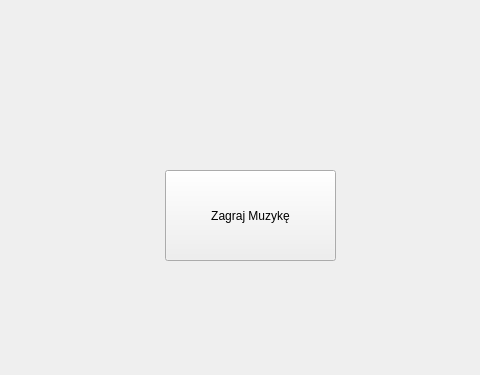
Before: the Qt Designer form GlowneOkno.ui in MBuczma/Encyklopedia, drawn with Qt 5; both pictures show x 175 to 655 and y 0 to 375 of the 800 by 600 pixel window.
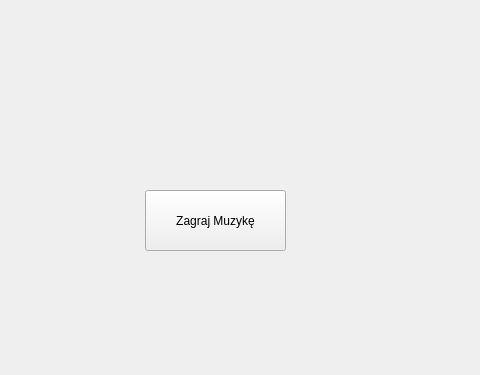
After: the same form once the commit is applied.

What changed in the file:
```diff
--- a/GlowneOkno.ui
+++ b/GlowneOkno.ui
@@ -17,10 +17,10 @@
    <widget class="QPushButton" name="pushButton">
     <property name="geometry">
      <rect>
-      <x>340</x>
-      <y>170</y>
-      <width>171</width>
-      <height>91</height>
+      <x>320</x>
+      <y>190</y>
+      <width>141</width>
+      <height>61</height>
      </rect>
     </property>
     <property name="text">
```
Left out of the diff: 5 changed lines with no effect on the pictures.
